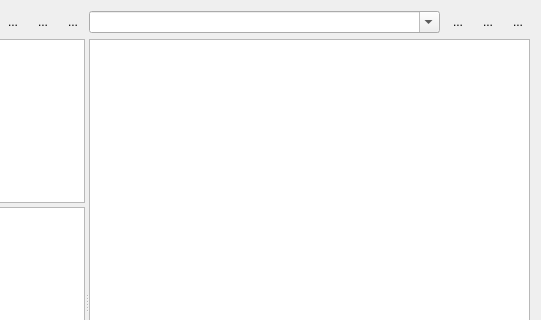
First picture: the form in ui/PulseProgram.ui, repository MonroeQuantumNetworks/IonControl, before the edit; both pictures show x 367 to 908 and y 0 to 320 of the 908 by 604 pixel window.
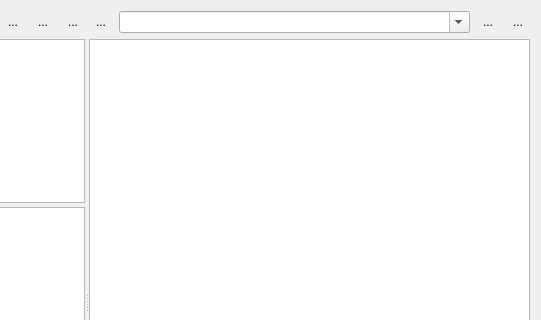
Second picture: the form after the edit. Icons and pictures are not drawn.

Commit message: change the nonfunctional part of the PP ui

Patch:
```diff
--- a/ui/PulseProgram.ui
+++ b/ui/PulseProgram.ui
@@ -136,13 +136,6 @@
       <layout class="QVBoxLayout" name="verticalLayout_2">
        <item>
         <layout class="QHBoxLayout" name="horizontalLayout">
-         <item>
-          <widget class="QComboBox" name="contextComboBox">
-           <property name="editable">
-            <bool>true</bool>
-           </property>
-          </widget>
-         </item>
          <item>
           <widget class="QToolButton" name="deleteContextButton">
            <property name="text">
@@ -157,6 +150,13 @@
            </property>
           </widget>
          </item>
+         <item>
+          <widget class="QComboBox" name="contextComboBox">
+           <property name="editable">
+            <bool>true</bool>
+           </property>
+          </widget>
+         </item>
          <item>
           <widget class="QToolButton" name="saveContextButton">
            <property name="text">
```
Left out of the diff: 2 changed lines with no effect on the pictures.
